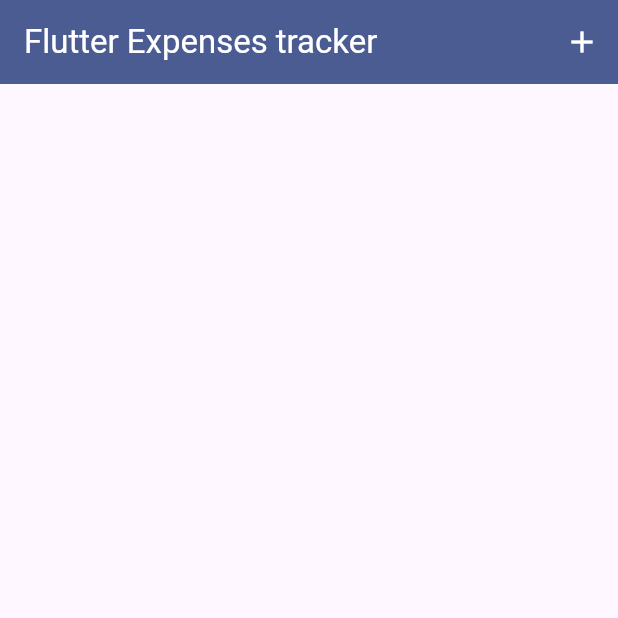
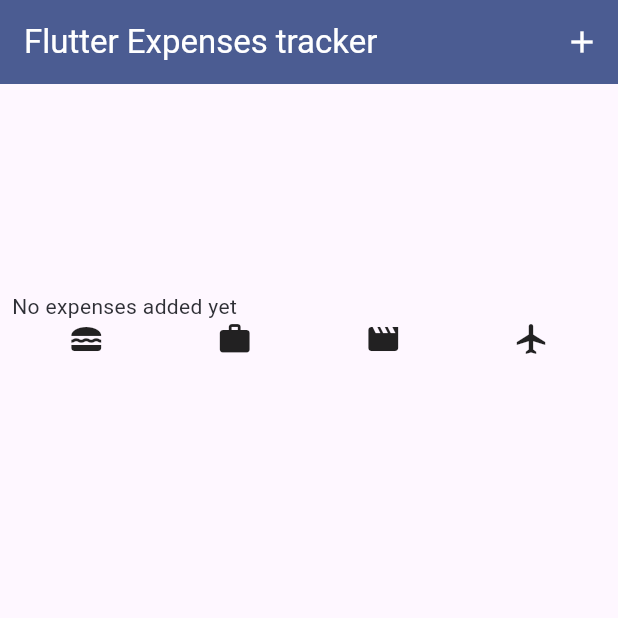
Before and after one commit to R-I-F/flutter_expense_tracker, a Flutter app: the screen it shows after launch, on a phone screen of 412 x 824 dp, the top half of it. Run offline on Flutter 3.47's test engine with Material 3 defaults, Android fonts, the phone set to English and light mode, and no system bars; our stand-ins replace flutter_riverpod, sqflite; accounts and stored records are empty.

Commit message:
feature: expense chart widget

```diff
--- a/lib/models/expenseModel.dart
+++ b/lib/models/expenseModel.dart
@@ -37,3 +37,20 @@ class ExpenseModel {
   final DateTime date;
   final String id;
 }
+
+class ExpenseBucket {
+  const ExpenseBucket({required this.expenses , required this.expenseCategory});
+  ExpenseBucket.forCategory({required List<ExpenseModel> allExpenses ,required this.expenseCategory}) :
+  expenses = allExpenses.where((expense)=>expense.category == expenseCategory).toList();
+
+  double get totalExpense {
+    double sum = 0.0;
+    for(var exp in expenses){
+      sum += exp.cost;
+    }
+    return sum;
+  }
+
+  final List<ExpenseModel> expenses;
+  final Category expenseCategory;
+}
--- a/lib/widgets/chart.dart
+++ b/lib/widgets/chart.dart
@@ -1,15 +1,69 @@
+import 'package:ex2_expense_tracker/providers/expense_provider.dart';
+import 'package:ex2_expense_tracker/widgets/chart_bars.dart';
 import 'package:flutter/material.dart';
+import 'package:flutter_riverpod/flutter_riverpod.dart';
+import 'package:ex2_expense_tracker/models/expenseModel.dart';
 
-class Chart extends StatefulWidget {
+class Chart extends ConsumerStatefulWidget {
   const Chart({super.key});
 
   @override
-  State<Chart> createState() => _ChartState();
+  ConsumerState<Chart> createState() => _ChartState();
 }
 
-class _ChartState extends State<Chart> {
+class _ChartState extends ConsumerState<Chart> {
   @override
   Widget build(BuildContext context) {
-    return const SizedBox(height: 200,);
+    List<ExpenseModel> expenseList = ref.watch(expenseProvider);
+
+    List<ExpenseBucket> expenseBuckets = [];
+
+    double? maxBucketCost;
+
+    if (expenseList.isNotEmpty) {
+      expenseBuckets = [
+        ExpenseBucket.forCategory(
+            allExpenses: expenseList, expenseCategory: Category.food),
+        ExpenseBucket.forCategory(
+            allExpenses: expenseList, expenseCategory: Category.work),
+        ExpenseBucket.forCategory(
+            allExpenses: expenseList, expenseCategory: Category.leisure),
+        ExpenseBucket.forCategory(
+            allExpenses: expenseList, expenseCategory: Category.travel),
+      ];
+
+      for (var bucket in expenseBuckets) {
+        if (maxBucketCost == null || bucket.totalExpense > maxBucketCost) {
+          maxBucketCost = bucket.totalExpense;
+        }
+      }
+    }
+
+    return Container(
+      padding: const EdgeInsets.all(8),
+      child: Column(
+        children: [
+          Container(
+            height: 150,
+            child: Row(
+                crossAxisAlignment: CrossAxisAlignment.end,
+                children: expenseBuckets.isNotEmpty
+                    ? expenseBuckets.map((bucket) {
+                      return ChartBars(ratio: bucket.totalExpense / maxBucketCost!);
+                    }).toList()
+                    : [const Text('No expenses added yet')]),
+          ),
+          const Row(
+            mainAxisAlignment: MainAxisAlignment.spaceAround,
+            children: [
+              Icon(Icons.lunch_dining),
+              Icon(Icons.work),
+              Icon(Icons.movie),
+              Icon(Icons.flight),
+            ],
+          )
+        ],
+      ),
+    );
   }
 }
```
Also changed, not shown: lib/widgets/chart_bars.dart (added, +29 -0 lines).
